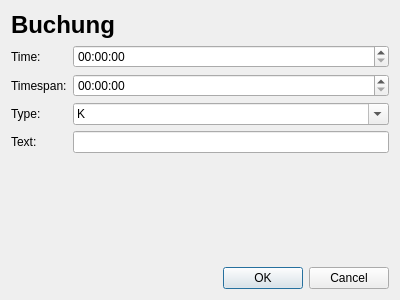
Old version of the form dialogs/buchungdialog.ui in the repository qohelet/QtZeiterfassung.
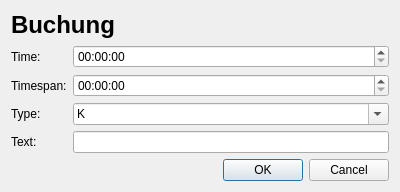
New version of the form.

```diff
--- a/dialogs/buchungdialog.ui
+++ b/dialogs/buchungdialog.ui
@@ -7,9 +7,15 @@
     <x>0</x>
     <y>0</y>
     <width>400</width>
-    <height>300</height>
+    <height>237</height>
    </rect>
   </property>
+  <property name="maximumSize">
+   <size>
+    <width>16777215</width>
+    <height>0</height>
+   </size>
+  </property>
   <property name="windowTitle">
    <string>Dialog</string>
   </property>
```
